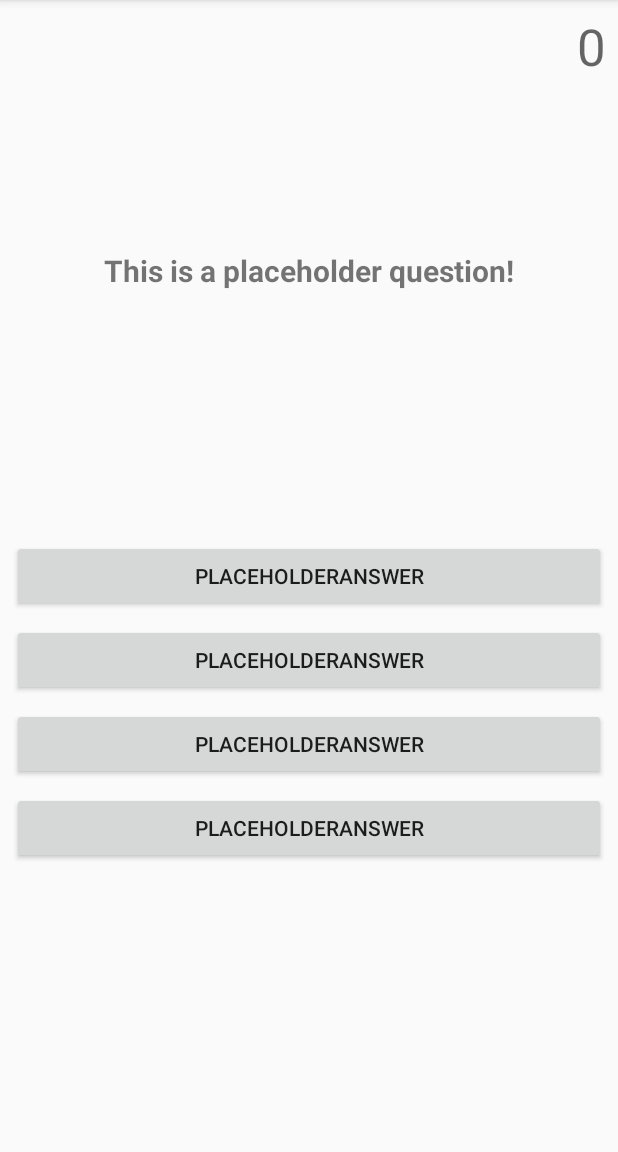
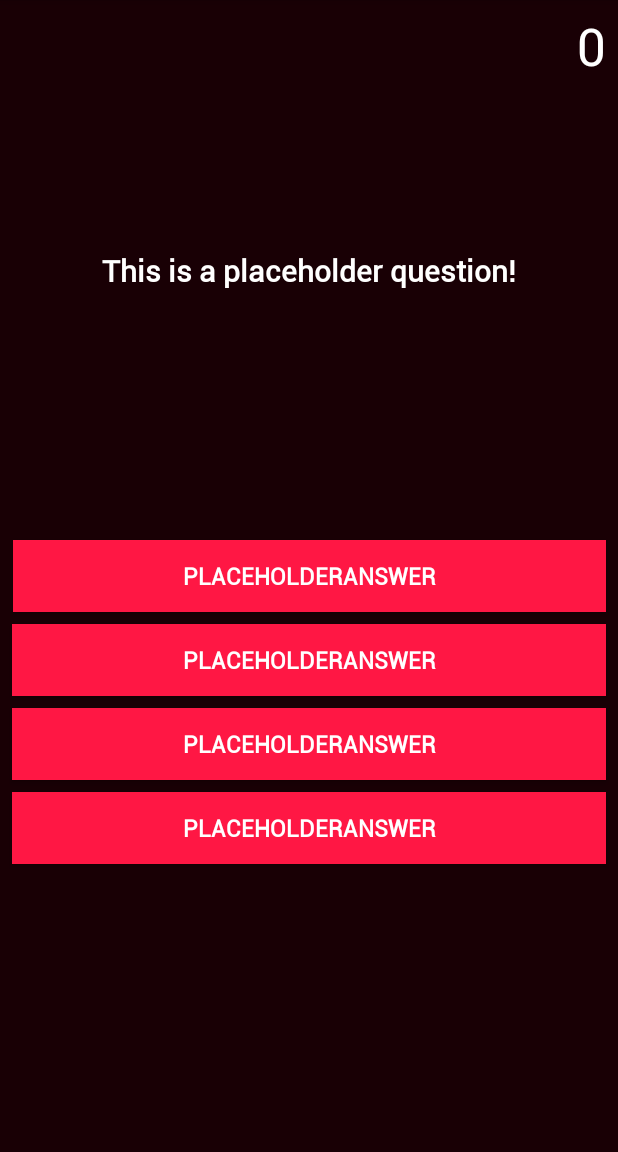
Before and after one commit to AIR-FOI-HR/AIR2002, an Android app: the ExpertModePlay screen opened directly, with no data from a screen before it, on a phone screen of 412 x 824 dp, the part 84-1236 px from its top. Run offline under Robolectric (Android 15) with nearby library versions, the light colour scheme and no system bars; 3 statements that could not run were skipped.

Commit message:
created style for singleplayer expert mod

```diff
--- a/app/src/main/res/layout/expert_mode_play.xml
+++ b/app/src/main/res/layout/expert_mode_play.xml
@@ -4,7 +4,9 @@
     xmlns:app="http://schemas.android.com/apk/res-auto"
     xmlns:tools="http://schemas.android.com/tools"
     android:layout_width="match_parent"
-    android:layout_height="match_parent">
+    android:layout_height="match_parent"
+    android:theme="@style/SingleplayerTheme"
+    android:background="@color/darkRedColor">
 
     <TextView
         android:id="@+id/pointsField"
@@ -20,8 +22,9 @@
 
     <Button
         android:id="@+id/answerOne"
-        android:layout_width="match_parent"
-        android:layout_height="wrap_content"
+        style="@style/SingleplayerTheme.Answers"
+        android:layout_width="395dp"
+        android:layout_height="48dp"
         android:layout_marginStart="8dp"
         android:layout_marginEnd="8dp"
         android:text="@string/placeholderanswer"
@@ -31,6 +34,7 @@
         app:layout_constraintTop_toTopOf="parent" />
 
     <Button
+        style="@style/SingleplayerTheme.Answers"
         android:id="@+id/answerTwo"
         android:layout_width="match_parent"
         android:layout_height="wrap_content"
@@ -42,6 +46,7 @@
         app:layout_constraintTop_toBottomOf="@+id/answerOne" />
 
     <Button
+        style="@style/SingleplayerTheme.Answers"
         android:id="@+id/answerFour"
         android:layout_width="match_parent"
         android:layout_height="wrap_content"
@@ -53,6 +58,7 @@
         app:layout_constraintTop_toBottomOf="@+id/answerThree" />
 
     <Button
+        style="@style/SingleplayerTheme.Answers"
         android:id="@+id/answerThree"
         android:layout_width="match_parent"
         android:layout_height="wrap_content"
@@ -63,6 +69,7 @@
         app:layout_constraintTop_toBottomOf="@+id/answerTwo" />
 
     <TextView
+        style="@style/SingleplayerTheme.Question"
         android:id="@+id/quesrionTextField"
         android:layout_width="wrap_content"
         android:layout_height="wrap_content"
--- a/app/src/main/res/values/styles.xml
+++ b/app/src/main/res/values/styles.xml
@@ -54,4 +54,14 @@
         <item name="android:background">@color/foreground</item>
         <item name="android:layout_margin">5dp</item>
     </style>
+    <style name="SingleplayerTheme.Answers">
+        <item name="android:textSize">15sp</item>
+        <item name="android:background">@color/foreground</item>
+        <item name="android:layout_margin">5dp</item>
+        <item name="android:textStyle">bold</item>
+    </style>
+    <style name="SingleplayerTheme.Question">
+        <item name="android:textSize">20sp</item>
+        <item name="android:layout_margin">5dp</item>
+    </style>
 </resources>
```
